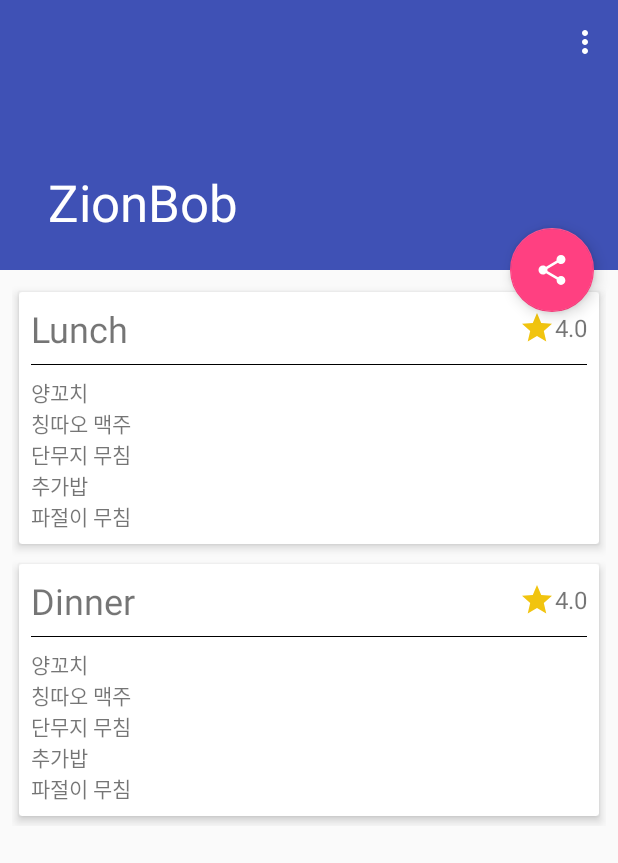
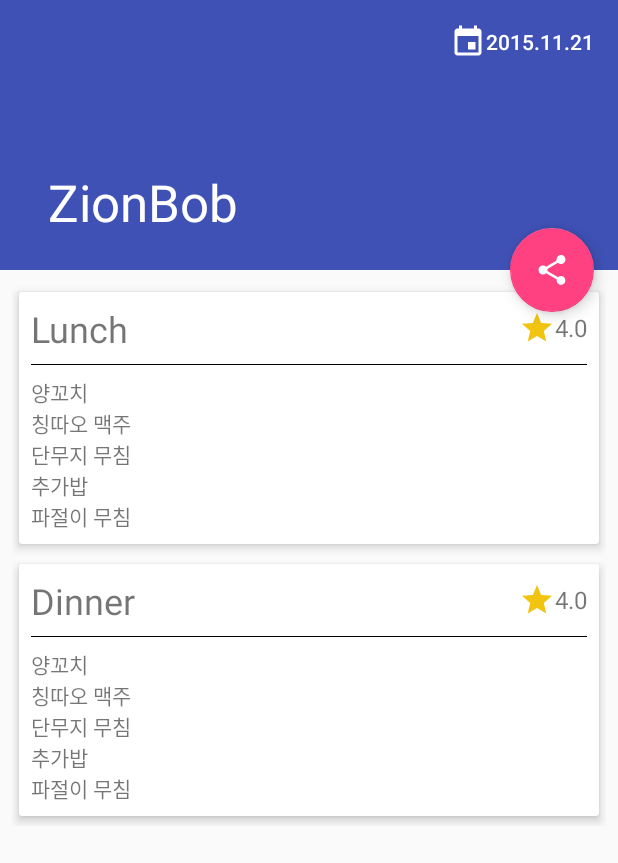
Before and after one commit to sukso96100/zionbob, an Android app: the screen it shows after launch (MainActivity), on a phone screen of 412 x 824 dp. Shown: the top 863 px of the screen. Run offline under Robolectric (Android 15) with nearby library versions, the phone set to English and light mode, and no system bars.

Commit message:
added date button

```diff
--- /dev/null
+++ b/app/src/main/java/kr/hs/zion/zionbob/DetailsActivity.java
@@ -0,0 +1,27 @@
+package kr.hs.zion.zionbob;
+
+import android.os.Bundle;
+import android.support.design.widget.FloatingActionButton;
+import android.support.design.widget.Snackbar;
+import android.support.v7.app.AppCompatActivity;
+import android.support.v7.widget.Toolbar;
+import android.view.Menu;
+import android.view.MenuItem;
+import android.view.View;
+
+/**
+ * Created by youngbin on 15. 11. 21.
+ */
+public class DetailsActivity extends AppCompatActivity {
+
+    @Override
+    protected void onCreate(Bundle savedInstanceState) {
+        super.onCreate(savedInstanceState);
+        setContentView(R.layout.activity_details);
+        Toolbar toolbar = (Toolbar) findViewById(R.id.toolbar);
+        setSupportActionBar(toolbar);
+
+
+    }
+
+}
--- a/app/src/main/java/kr/hs/zion/zionbob/MainActivity.java
+++ b/app/src/main/java/kr/hs/zion/zionbob/MainActivity.java
@@ -1,6 +1,7 @@
 package kr.hs.zion.zionbob;
 
 import android.os.Bundle;
+import android.support.design.widget.CollapsingToolbarLayout;
 import android.support.design.widget.FloatingActionButton;
 import android.support.design.widget.Snackbar;
 import android.support.v7.app.AppCompatActivity;
@@ -17,7 +18,6 @@ public class MainActivity extends AppCompatActivity {
         setContentView(R.layout.activity_main);
         Toolbar toolbar = (Toolbar) findViewById(R.id.toolbar);
         setSupportActionBar(toolbar);
-
         FloatingActionButton fab = (FloatingActionButton) findViewById(R.id.fab);
         fab.setOnClickListener(new View.OnClickListener() {
             @Override
@@ -42,10 +42,7 @@ public class MainActivity extends AppCompatActivity {
         // as you specify a parent activity in AndroidManifest.xml.
         int id = item.getItemId();
 
-        //noinspection SimplifiableIfStatement
-        if (id == R.id.action_settings) {
-            return true;
-        }
+
         return super.onOptionsItemSelected(item);
     }
 }
--- /dev/null
+++ b/app/src/main/res/drawable/ic_event_24dp.xml
@@ -0,0 +1,9 @@
+<vector xmlns:android="http://schemas.android.com/apk/res/android"
+        android:width="24dp"
+        android:height="24dp"
+        android:viewportWidth="24.0"
+        android:viewportHeight="24.0">
+    <path
+        android:fillColor="#ffffff"
+        android:pathData="M17,12h-5v5h5v-5zM16,1v2H8V1H6v2H5c-1.11,0 -1.99,0.9 -1.99,2L3,19c0,1.1 0.89,2 2,2h14c1.1,0 2,-0.9 2,-2V5c0,-1.1 -0.9,-2 -2,-2h-1V1h-2zm3,18H5V8h14v11z"/>
+</vector>
--- /dev/null
+++ b/app/src/main/res/layout/activity_details.xml
@@ -0,0 +1,6 @@
+<?xml version="1.0" encoding="utf-8"?>
+<LinearLayout xmlns:android="http://schemas.android.com/apk/res/android"
+    android:orientation="vertical" android:layout_width="match_parent"
+    android:layout_height="match_parent">
+
+</LinearLayout>
--- a/app/src/main/res/layout/activity_main.xml
+++ b/app/src/main/res/layout/activity_main.xml
@@ -1,5 +1,4 @@
 <?xml version="1.0" encoding="utf-8"?>
-
 <android.support.design.widget.CoordinatorLayout
     android:layout_width="match_parent"
     android:layout_height="match_parent"
@@ -8,27 +7,50 @@
     xmlns:tools="http://schemas.android.com/tools"
     tools:context=".MainActivity"
     android:fitsSystemWindows="true">
-
-    <android.support.design.widget.AppBarLayout android:id="@+id/app_bar"
-        android:fitsSystemWindows="true" android:layout_height="@dimen/app_bar_height"
-        android:layout_width="match_parent" android:theme="@style/AppTheme.AppBarOverlay">
-
-        <android.support.design.widget.CollapsingToolbarLayout android:id="@+id/toolbar_layout"
-            android:fitsSystemWindows="true" android:layout_width="match_parent"
-            android:layout_height="match_parent" app:layout_scrollFlags="scroll|exitUntilCollapsed"
+    <android.support.design.widget.AppBarLayout
+        android:id="@+id/app_bar"
+        android:fitsSystemWindows="true"
+        android:layout_height="@dimen/app_bar_height"
+        android:layout_width="match_parent"
+        android:theme="@style/AppTheme.AppBarOverlay">
+        <android.support.design.widget.CollapsingToolbarLayout
+            android:id="@+id/toolbar_layout"
+            android:fitsSystemWindows="true"
+            android:layout_width="match_parent"
+            android:layout_height="match_parent"
+            app:layout_scrollFlags="scroll|exitUntilCollapsed"
             app:contentScrim="?attr/colorPrimary">
-
-            <android.support.v7.widget.Toolbar android:id="@+id/toolbar"
-                android:layout_height="?attr/actionBarSize" android:layout_width="match_parent"
-                app:layout_collapseMode="pin" app:popupTheme="@style/AppTheme.PopupOverlay" />
-
+            <Button
+                android:layout_width="wrap_content"
+                android:layout_height="wrap_content"
+                android:layout_marginTop="4dp"
+                app:layout_collapseMode="pin"
+                android:layout_gravity="top|end"
+                android:text="2015.11.21"
+                android:drawableStart="@drawable/ic_event_24dp"
+                android:drawableLeft="@drawable/ic_event_24dp"
+                android:textColor="@android:color/white"
+                android:background="#00000000"
+                android:layout_marginEnd="8dp"
+                android:layout_marginRight="8dp"
+                android:foreground="?selectableItemBackground"
+                android:paddingLeft="8dp"
+                android:paddingRight="8dp"/>
+            <android.support.v7.widget.Toolbar
+                android:id="@+id/toolbar"
+                android:layout_height="?attr/actionBarSize"
+                android:layout_width="match_parent"
+                app:layout_collapseMode="pin"
+                app:popupTheme="@style/AppTheme.PopupOverlay" />
         </android.support.design.widget.CollapsingToolbarLayout>
     </android.support.design.widget.AppBarLayout>
-
     <include layout="@layout/content_main" />
-    <android.support.design.widget.FloatingActionButton android:id="@+id/fab"
-        android:layout_width="wrap_content" android:layout_height="wrap_content"
-        android:layout_margin="@dimen/fab_margin" app:layout_anchor="@id/app_bar"
-        app:layout_anchorGravity="bottom|end" android:src="@drawable/ic_share_24dp" />
-
+    <android.support.design.widget.FloatingActionButton
+        android:id="@+id/fab"
+        android:layout_width="wrap_content"
+        android:layout_height="wrap_content"
+        android:layout_margin="@dimen/fab_margin"
+        app:layout_anchor="@id/app_bar"
+        app:layout_anchorGravity="bottom|end"
+        android:src="@drawable/ic_share_24dp" />
 </android.support.design.widget.CoordinatorLayout>
--- a/app/src/main/res/menu/menu_main.xml
+++ b/app/src/main/res/menu/menu_main.xml
@@ -1,6 +1,5 @@
 <menu xmlns:android="http://schemas.android.com/apk/res/android"
     xmlns:app="http://schemas.android.com/apk/res-auto"
     xmlns:tools="http://schemas.android.com/tools" tools:context=".MainActivity">
-    <item android:id="@+id/action_settings" android:title="@string/action_settings"
-        android:orderInCategory="100" app:showAsAction="never" />
+
 </menu>
--- a/app/src/main/res/values/strings.xml
+++ b/app/src/main/res/values/strings.xml
@@ -92,4 +92,5 @@
     <string name="action_settings">Settings</string>
     <string name="lunch">Lunch</string>
     <string name="dinner">Dinner</string>
+    <string name="action_date">Select Date</string>
 </resources>
```
